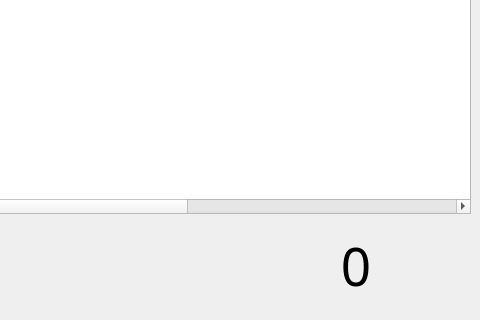
Before: the Qt Designer form Views/AdminDashboardView/AdminDashboardView.ui in omarelshopky/VaccineTrackingSystem, drawn with Qt 5; both pictures show x 720 to 1200 and y 580 to 900 of the 1200 by 900 pixel window.
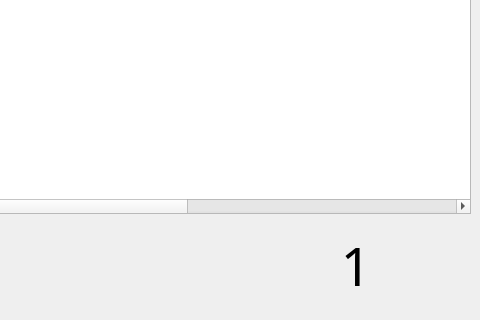
After: the same form once the commit is applied. Icons and pictures are not drawn.

Patch:
```diff
--- a/Views/AdminDashboardView/AdminDashboardView.ui
+++ b/Views/AdminDashboardView/AdminDashboardView.ui
@@ -621,7 +621,7 @@
          </font>
         </property>
         <property name="text">
-         <string>0</string>
+         <string>1</string>
         </property>
         <property name="alignment">
          <set>Qt::AlignCenter</set>
```
